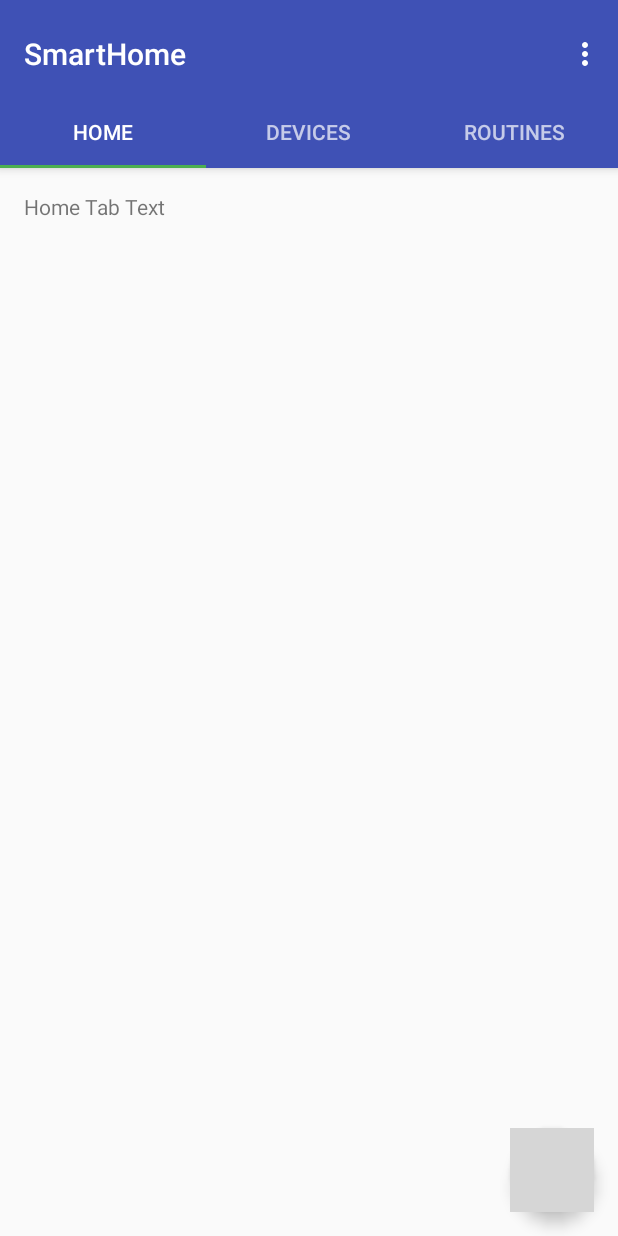
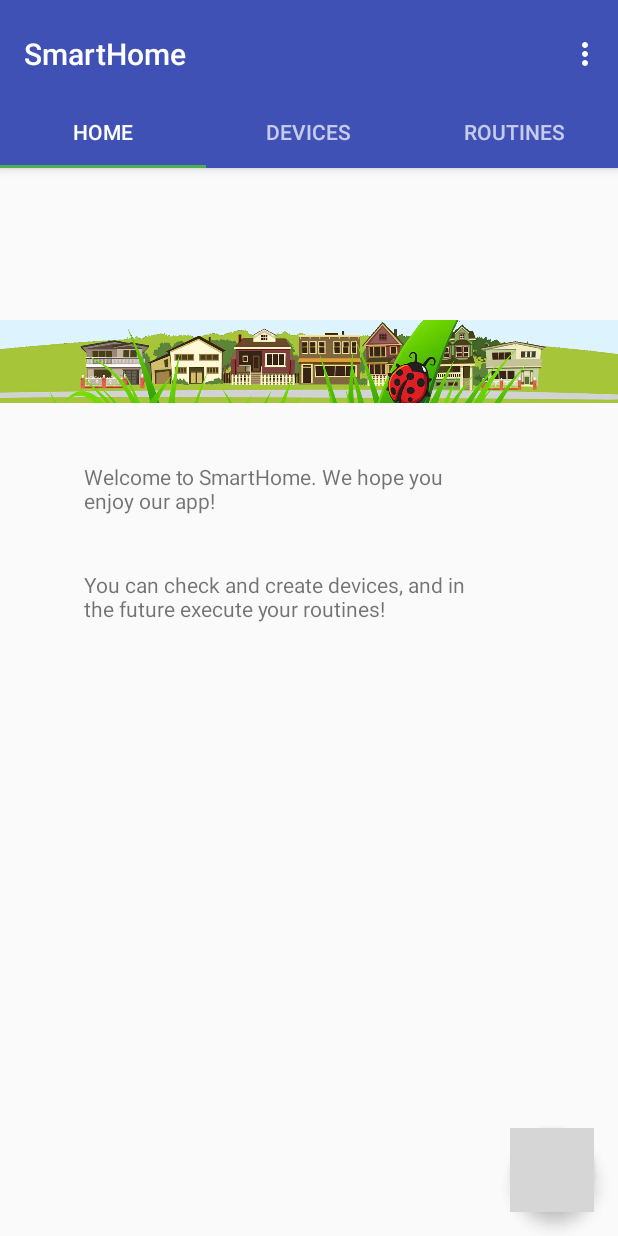
Before and after one commit to marcoslund/SmartHomeAndroid, an Android app: the screen it shows after launch (MainActivity), on a phone screen of 412 x 824 dp. Run offline under Robolectric (Android 15) with nearby library versions, the phone set to English and light mode, and no system bars; our stand-ins replace Volley; network calls fail; grey boxes are pictures that could not be loaded.

Commit message:
home texts

```diff
--- a/SmartHome/app/src/main/res/layout/fragment_home.xml
+++ b/SmartHome/app/src/main/res/layout/fragment_home.xml
@@ -7,18 +7,36 @@
     android:layout_height="match_parent"
     tools:context=".MainActivity$PlaceholderFragment">
 
+    <ImageView
+        android:id="@+id/imageView"
+        android:layout_width="wrap_content"
+        android:layout_height="258dp"
+        android:src="@drawable/HomeImage"
+        app:layout_constraintLeft_toLeftOf="parent"
+        app:layout_constraintTop_toTopOf="@+id/constraintLayout" />
+
     <TextView
         android:id="@+id/section_label"
-        android:layout_width="wrap_content"
-        android:layout_height="wrap_content"
-        android:layout_marginBottom="@dimen/activity_vertical_margin"
-        android:layout_marginEnd="@dimen/activity_horizontal_margin"
-        android:layout_marginStart="@dimen/activity_horizontal_margin"
-        android:layout_marginTop="@dimen/activity_vertical_margin"
+        android:layout_width="270dp"
+        android:layout_height="72dp"
+        android:layout_marginLeft="56dp"
+        android:layout_marginTop="196dp"
+        android:text="@string/home_txt_1"
         app:layout_constraintLeft_toLeftOf="parent"
         app:layout_constraintTop_toTopOf="@+id/constraintLayout"
         tools:layout_constraintLeft_creator="1"
-        tools:layout_constraintTop_creator="1"
-        android:text="Home Tab Text"/>
+        tools:layout_constraintTop_creator="1" />
+
+    <TextView
+        android:id="@+id/textView"
+        android:layout_width="274dp"
+        android:layout_height="63dp"
+        android:text="@string/home_txt_2"
+        android:layout_marginLeft="56dp"
+        tools:layout_editor_absoluteX="56dp"
+        tools:layout_editor_absoluteY="294dp"
+        app:layout_constraintLeft_toLeftOf="parent"
+        app:layout_constraintTop_toBottomOf="@+id/section_label"/>
+
 
 </android.support.constraint.ConstraintLayout>
--- a/SmartHome/app/src/main/res/layout/fragment_routines.xml
+++ b/SmartHome/app/src/main/res/layout/fragment_routines.xml
@@ -9,16 +9,14 @@
 
     <TextView
         android:id="@+id/section_label"
-        android:layout_width="wrap_content"
-        android:layout_height="wrap_content"
-        android:layout_marginBottom="@dimen/activity_vertical_margin"
-        android:layout_marginEnd="@dimen/activity_horizontal_margin"
-        android:layout_marginStart="@dimen/activity_horizontal_margin"
+        android:layout_width="301dp"
+        android:layout_height="69dp"
+        android:layout_marginLeft="34dp"
         android:layout_marginTop="@dimen/activity_vertical_margin"
+        android:text="@string/routine_txt_1"
         app:layout_constraintLeft_toLeftOf="parent"
         app:layout_constraintTop_toTopOf="@+id/constraintLayout"
         tools:layout_constraintLeft_creator="1"
-        tools:layout_constraintTop_creator="1"
-        android:text="Routines Tab Text"/>
+        tools:layout_constraintTop_creator="1" />
 
 </android.support.constraint.ConstraintLayout>
--- a/SmartHome/app/src/main/res/values/strings.xml
+++ b/SmartHome/app/src/main/res/values/strings.xml
@@ -71,4 +71,7 @@
     <string name="set_ftemperature_f">Freezer temperature change failed</string>
     <string name="action_msg_s">Action Recorded</string>
     <string name="action_msg_f">Could not save action</string>
+    <string name="home_txt_1">Welcome to SmartHome. We hope you enjoy our app!</string>
+    <string name="home_txt_2">You can check and create devices, and in the future execute your routines!</string>
+    <string name="routine_txt_1">This tab will have functionality in the future. We are sorry :(</string>
 </resources>
```
Also changed, not shown: SmartHome/app/src/main/res/drawable/HomeImage.png (added), SmartHome/app/src/main/res/drawable/pos_icon.png (added), 1 other file.
